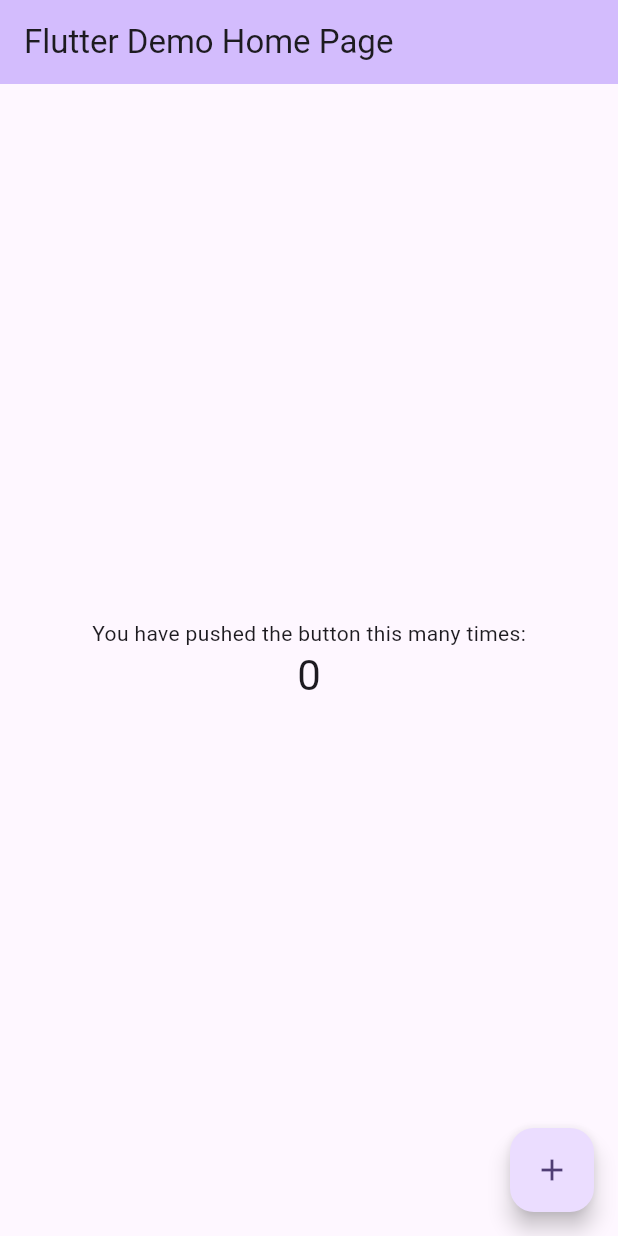
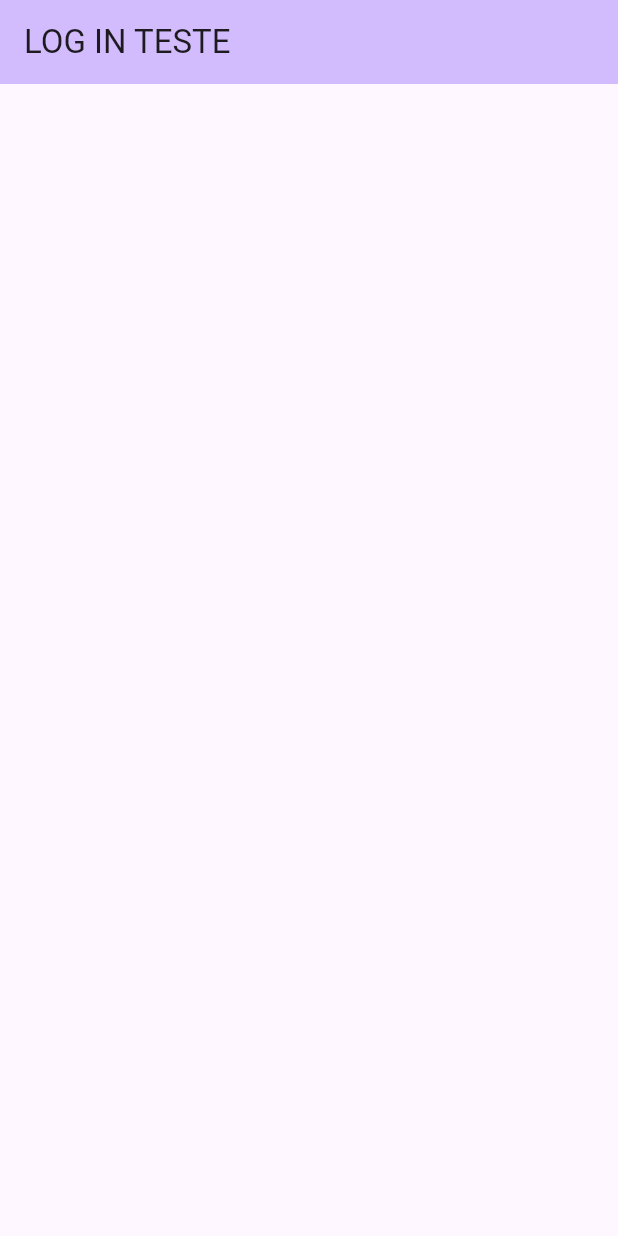
Before and after one commit to AndreRibeiroESMAD/2-ano-Projeto, a Flutter app: the screen it shows after launch, on a phone screen of 412 x 824 dp. Run offline on Flutter 3.47's test engine with Material 3 defaults, Android fonts, the phone set to English and light mode, and no system bars.

Commit message:
log in base

```diff
--- a/projeto/lib/main.dart
+++ b/projeto/lib/main.dart
@@ -11,26 +11,12 @@ class MyApp extends StatelessWidget {
   @override
   Widget build(BuildContext context) {
     return MaterialApp(
-      title: 'Flutter Demo',
+      title: 'LOG IN',
       theme: ThemeData(
-        // This is the theme of your application.
-        //
-        // TRY THIS: Try running your application with "flutter run". You'll see
-        // the application has a purple toolbar. Then, without quitting the app,
-        // try changing the seedColor in the colorScheme below to Colors.green
-        // and then invoke "hot reload" (save your changes or press the "hot
-        // reload" button in a Flutter-supported IDE, or press "r" if you used
-        // the command line to start the app).
-        //
-        // Notice that the counter didn't reset back to zero; the application
-        // state is not lost during the reload. To reset the state, use hot
-        // restart instead.
-        //
-        // This works for code too, not just values: Most code changes can be
-        // tested with just a hot reload.
+
         colorScheme: ColorScheme.fromSeed(seedColor: Colors.deepPurple),
       ),
-      home: const MyHomePage(title: 'Flutter Demo Home Page'),
+      home: const MyHomePage(title: 'LOG IN TESTE'),
     );
   }
 }
@@ -54,69 +40,14 @@ class MyHomePage extends StatefulWidget {
 }
 
 class _MyHomePageState extends State<MyHomePage> {
-  int _counter = 0;
-
-  void _incrementCounter() {
-    setState(() {
-      // This call to setState tells the Flutter framework that something has
-      // changed in this State, which causes it to rerun the build method below
-      // so that the display can reflect the updated values. If we changed
-      // _counter without calling setState(), then the build method would not be
-      // called again, and so nothing would appear to happen.
-      _counter++;
-    });
-  }
-
   @override
   Widget build(BuildContext context) {
-    // This method is rerun every time setState is called, for instance as done
-    // by the _incrementCounter method above.
-    //
-    // The Flutter framework has been optimized to make rerunning build methods
-    // fast, so that you can just rebuild anything that needs updating rather
-    // than having to individually change instances of widgets.
     return Scaffold(
       appBar: AppBar(
-        // TRY THIS: Try changing the color here to a specific color (to
-        // Colors.amber, perhaps?) and trigger a hot reload to see the AppBar
-        // change color while the other colors stay the same.
         backgroundColor: Theme.of(context).colorScheme.inversePrimary,
-        // Here we take the value from the MyHomePage object that was created by
-        // the App.build method, and use it to set our appbar title.
         title: Text(widget.title),
       ),
-      body: Center(
-        // Center is a layout widget. It takes a single child and positions it
-        // in the middle of the parent.
-        child: Column(
-          // Column is also a layout widget. It takes a list of children and
-          // arranges them vertically. By default, it sizes itself to fit its
-          // children horizontally, and tries to be as tall as its parent.
-          //
-          // Column has various properties to control how it sizes itself and
-          // how it positions its children. Here we use mainAxisAlignment to
-          // center the children vertically; the main axis here is the vertical
-          // axis because Columns are vertical (the cross axis would be
-          // horizontal).
-          //
-          // TRY THIS: Invoke "debug painting" (choose the "Toggle Debug Paint"
-          // action in the IDE, or press "p" in the console), to see the
-          // wireframe for each widget.
-          mainAxisAlignment: MainAxisAlignment.center,
-          children: <Widget>[
-            const Text('You have pushed the button this many times:'),
-            Text(
-              '$_counter',
-              style: Theme.of(context).textTheme.headlineMedium,
-            ),
-          ],
-        ),
-      ),
-      floatingActionButton: FloatingActionButton(
-        onPressed: _incrementCounter,
-        tooltip: 'Increment',
-        child: const Icon(Icons.add),
-      ), // This trailing comma makes auto-formatting nicer for build methods.
+       // This trailing comma makes auto-formatting nicer for build methods.
     );
   }
 }
```
